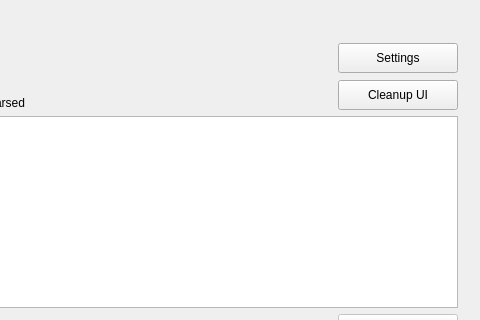
The window that mainwindow.ui (aleksandrbazhin/just_another_serial_logger) describes before a commit, drawn with Qt 5; both pictures show x 513 to 993 and y 0 to 320 of the 993 by 737 pixel window.
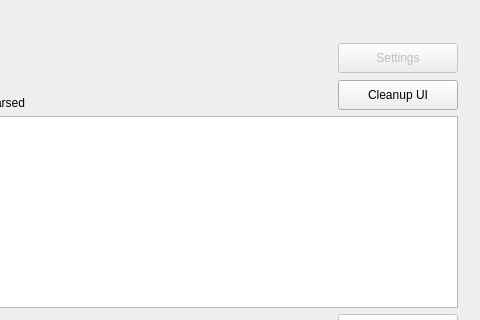
The same window after the commit. Icons and pictures are not drawn. Custom widgets are drawn as their Qt base class.

Commit message: Settings dialog placeholder

Diff of the .ui file:
```diff
--- a/mainwindow.ui
+++ b/mainwindow.ui
@@ -165,6 +165,9 @@
           </item>
           <item row="2" column="4">
            <widget class="QPushButton" name="settingsButton">
+            <property name="enabled">
+             <bool>false</bool>
+            </property>
             <property name="minimumSize">
              <size>
               <width>120</width>
```
The commit also changes 6 other files.
